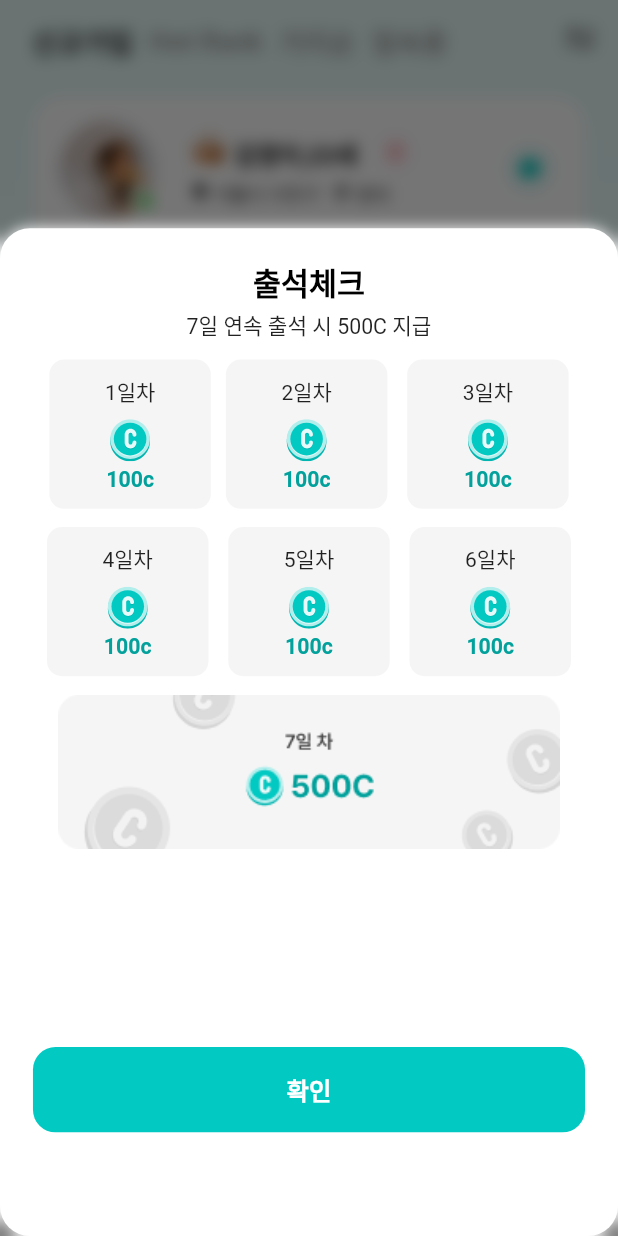
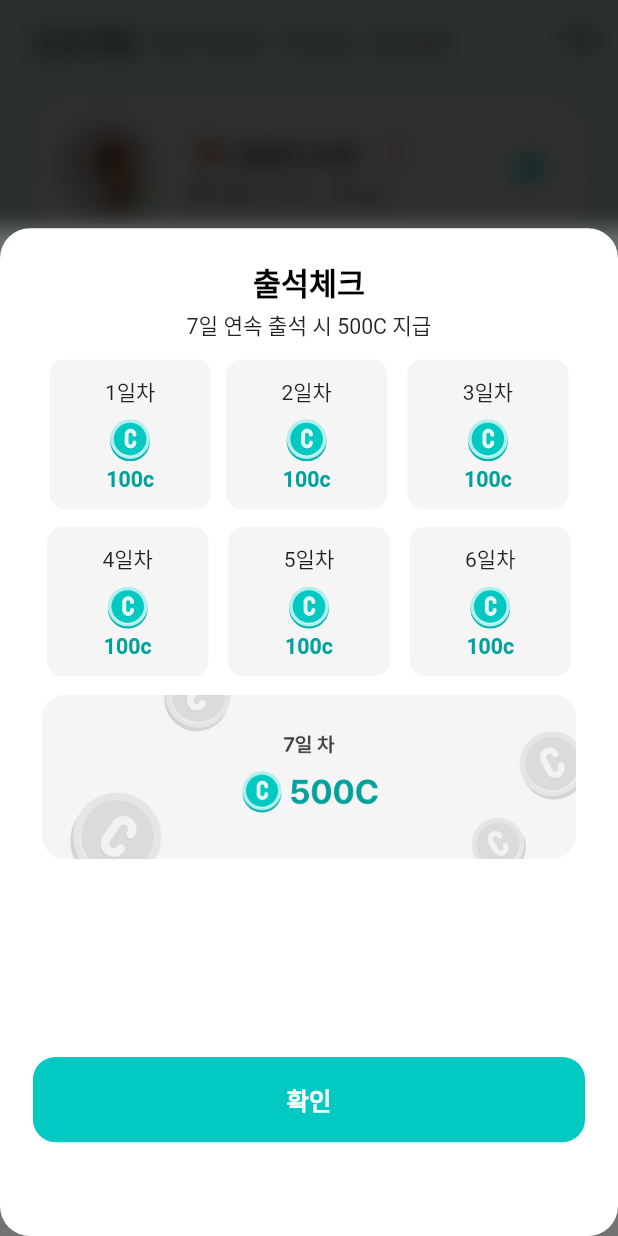
Before and after one commit to jinhunk/flutter_mituks, a Flutter app: the screen it shows after launch, after a tap on "카카오 계정으로 시작하기", on a phone screen of 412 x 824 dp. Run offline on Flutter 3.47's test engine with Material 2 defaults, Android fonts, the phone set to English and light mode, and no system bars; our stand-ins replace bubble, carousel_slider, flutter_native_splash, flutter_screenutil, flutter_svg; project files that could hold a hidden picture were left out.

Commit message:
7월19일

```diff
--- a/lib/loginpage.dart
+++ b/lib/loginpage.dart
@@ -58,48 +58,35 @@ class _LoginPageState extends State<LoginPage> {
                   showModalBottomSheet(
                     isScrollControlled: true,
                     context: context,
-                    shape: RoundedRectangleBorder(
-                      borderRadius: BorderRadius.circular(
-                        20.0,
+                    backgroundColor: Colors.transparent,
+                    builder: (context) {
+                      return Column(
+                        mainAxisAlignment: MainAxisAlignment.end,
+                        children: [
+                          Expanded(
+                            child: Container(
+                              color: Colors.black.withOpacity(.6),
+                              child: BackdropFilter(
+                                filter: ImageFilter.blur(sigmaX: 7.0, sigmaY: 7.0),
+                                child: GestureDetector(
+                                  onTap: () => Navigator.pop(context),
                                 ),
                               ),
-                    builder: (context) {
-                      return Container(
-                        // decoration: BoxDecoration(
-                        //   borderRadius: BorderRadius.circular(20),
-                        // ),
+                            ),
+                          ),
+                          Container(
                             height: ScreenUtil().setHeight(
                               662,
                             ),
                             width: ScreenUtil().setWidth(
                               375,
                             ),
-
+                            decoration: BoxDecoration(
+                              color: Colors.white,
+                              borderRadius: BorderRadius.circular(20),
+                            ),
                             child: Stack(
                               children: [
-                            Positioned(
-                              // bottom: 500,
-                              child: BackdropFilter(
-                                filter: ImageFilter.blur(
-                                  sigmaX: 5,
-                                  sigmaY: 5,
-                                ),
-                                child: Container(
-                                  decoration: BoxDecoration(
-                                    color: Colors.white,
-                                    borderRadius: BorderRadius.circular(
-                                      20,
-                                    ),
-                                  ),
-                                  // width: ScreenUtil().setWidth(
-                                  //   375,
-                                  // ),
-                                  // height: ScreenUtil().setHeight(
-                                  //   662,
-                                  // ),
-                                ),
-                              ),
-                            ),
                                 Padding(
                                   padding: EdgeInsets.only(
                                     // left: 20.0,
@@ -318,9 +305,12 @@ class _LoginPageState extends State<LoginPage> {
                                           12,
                                         ),
                                       ),
-                                  Image.asset(
-                                    "image/iconbuttonseven.png",
-                                    scale: 0.95,
+                                      Padding(
+                                        padding: const EdgeInsets.symmetric(horizontal: 28),
+                                        child: Image.asset(
+                                          "image/iconbuttonseven-4x.png",
+                                          fit: BoxFit.contain,
+                                        ),
                                       ),
                                       SizedBox(
                                         height: ScreenUtil().setHeight(
@@ -374,6 +364,8 @@ class _LoginPageState extends State<LoginPage> {
                                 ),
                               ],
                             ),
+                          ),
+                        ],
                       );
                     },
                   );
```
Also changed, not shown: lib/bottomnavigation/root_tab.dart (+17 -18 lines), image/iconbuttonseven-4x.png (added). Lines whose indentation alone changed are shown as unchanged.
